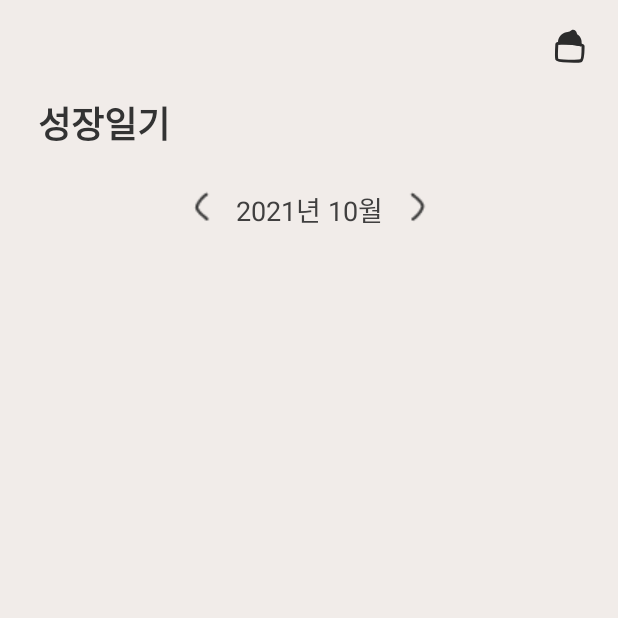
After one commit to depromeet/BBOXX-AOS, an Android app: the fragment GrowthNoteFragment placed in its activity, on a phone screen of 412 x 824 dp, the top half of it. The commit adds this screen. Run offline under Robolectric (Android 15) with nearby library versions, the phone set to English and light mode, and no system bars; our stand-ins replace data binding.

Commit message:
topView 빠진 파일 추가

```diff
--- a/app/src/main/java/com/depromeet/bboxx/data/network/api/NoticeApis.kt
+++ b/app/src/main/java/com/depromeet/bboxx/data/network/api/NoticeApis.kt
@@ -1,26 +1,26 @@
-//package com.depromeet.bboxx.data.network.api
-//
-//import com.depromeet.bboxx.data.dto.NotificationTokenDto
-//import com.depromeet.bboxx.data.dto.NotificationsDto
-//import com.depromeet.bboxx.data.dto.NotificationsListDto
-//import io.reactivex.rxjava3.core.Single
-//import retrofit2.http.*
-//
-//interface NoticeApis {
-//    @Headers("Content-type: application/json;charset=UTF-8")
-//    @GET("api/v1/notifications")
-//    fun getNotificationList(): Single<NotificationsListDto>
-//
-//    @Headers("Content-type: application/json;charset=UTF-8")
-//    @GET("api/v1/push-tokens")
-//    fun getPushTokens(@Query("ownerId") ownerId: Int): Single<NotificationTokenDto>
-//
-//    @Headers("Content-type: application/json;charset=UTF-8")
-//    @POST("api/v1/push-tokens/deregister")
-//    fun deregisterNotification(@Body body: HashMap<String, Any>): Single<NotificationsDto>
-//
-//    @Headers("Content-type: application/json;charset=UTF-8")
-//    @POST("api/v1/push-tokens/register")
-//    fun registerNotification(@Body body: HashMap<String, Any>): Single<NotificationsDto>
-//
-//}
+package com.depromeet.bboxx.data.network.api
+
+import com.depromeet.bboxx.data.dto.NotificationTokenDto
+import com.depromeet.bboxx.data.dto.NotificationsDto
+import com.depromeet.bboxx.data.dto.NotificationsListDto
+import io.reactivex.rxjava3.core.Single
+import retrofit2.http.*
+
+interface NoticeApis {
+    @Headers("Content-type: application/json;charset=UTF-8")
+    @GET("api/v1/notifications")
+    fun getNotificationList(): Single<NotificationsListDto>
+
+    @Headers("Content-type: application/json;charset=UTF-8")
+    @GET("api/v1/push-tokens")
+    fun getPushTokens(@Query("ownerId") ownerId: Int): Single<NotificationTokenDto>
+
+    @Headers("Content-type: application/json;charset=UTF-8")
+    @POST("api/v1/push-tokens/deregister")
+    fun deregisterNotification(@Body body: HashMap<String, Any>): Single<NotificationsDto>
+
+    @Headers("Content-type: application/json;charset=UTF-8")
+    @POST("api/v1/push-tokens/register")
+    fun registerNotification(@Body body: HashMap<String, Any>): Single<NotificationsDto>
+
+}
--- a/app/src/main/java/com/depromeet/bboxx/data/repository/notice/NoticeDataSource.kt
+++ b/app/src/main/java/com/depromeet/bboxx/data/repository/notice/NoticeDataSource.kt
@@ -1,15 +1,15 @@
-//package com.depromeet.bboxx.data.repository.notice
-//
-//import com.depromeet.bboxx.data.entity.NotificationTokenEntity
-//import com.depromeet.bboxx.data.entity.NotificationsEntity
-//import io.reactivex.rxjava3.core.Single
-//
-//interface NoticeDataSource {
-//    fun getNotificationList(): Single<List<NotificationsEntity>>
-//
-//    fun getNotificationInfo(ownerId: Int): Single<NotificationTokenEntity>
-//
-//    fun deRegisterNotification(ownerId: Int): Single<NotificationsEntity>
-//
-//    fun registerNotification(ownerId: Int, token: String): Single<NotificationsEntity>
-//}
+package com.depromeet.bboxx.data.repository.notice
+
+import com.depromeet.bboxx.data.entity.NotificationTokenEntity
+import com.depromeet.bboxx.data.entity.NotificationsEntity
+import io.reactivex.rxjava3.core.Single
+
+interface NoticeDataSource {
+    fun getNotificationList(): Single<List<NotificationsEntity>>
+
+    fun getNotificationInfo(ownerId: Int): Single<NotificationTokenEntity>
+
+    fun deRegisterNotification(ownerId: Int): Single<NotificationsEntity>
+
+    fun registerNotification(ownerId: Int, token: String): Single<NotificationsEntity>
+}
--- /dev/null
+++ b/app/src/main/java/com/depromeet/bboxx/presentation/ui/growthNote/GrowthNoteFragment.kt
@@ -0,0 +1,116 @@
+package com.depromeet.bboxx.presentation.ui.growthNote
+
+import android.annotation.SuppressLint
+import android.content.Context
+import android.content.res.ColorStateList
+import android.graphics.Color
+import android.os.Bundle
+import android.text.Editable
+import android.text.TextWatcher
+import android.view.LayoutInflater
+import android.view.View
+import android.view.ViewGroup
+import androidx.fragment.app.Fragment
+import androidx.recyclerview.widget.LinearLayoutManager
+import androidx.recyclerview.widget.RecyclerView
+import com.depromeet.bboxx.R
+import com.depromeet.bboxx.data.entity.ImprovementDiariesEntity
+import com.depromeet.bboxx.data.entity.ImprovementTagsEntity
+import com.depromeet.bboxx.databinding.EmotionDiaryEditLayoutBinding
+import com.depromeet.bboxx.databinding.GrowthDiaryBinding
+import com.depromeet.bboxx.presentation.ui.BackLayerFragment
+import com.depromeet.bboxx.presentation.ui.MainActivity
+import com.depromeet.bboxx.presentation.ui.feelnote.FeelingNoteResultFragment
+import com.depromeet.bboxx.presentation.utils.CardViewItemDecoration
+import com.depromeet.bboxx.presentation.utils.CustomTopView
+
+class GrowthNoteFragment() : Fragment() {
+
+    lateinit var mainActivity: MainActivity
+
+    val mAdapter = CardViewAdapter()
+
+    var a = 0
+
+    override fun onAttach(context: Context) {
+        super.onAttach(context)
+        mainActivity = context as MainActivity
+    }
+
+
+    @SuppressLint("ClickableViewAccessibility")
+    override fun onCreateView(
+        inflater: LayoutInflater,
+        container: ViewGroup?,
+        savedInstanceState: Bundle?
+    ): View? {
+
+        val binding = GrowthDiaryBinding.inflate(inflater, container, false)
+
+
+
+        binding.clTopView.setRightBtn(object :CustomTopView.OnclickCallback{
+            override fun callback() {
+                TODO("Not yet implemented")
+            }
+
+        }, R.drawable.ic_profile)
+
+        binding.rlCardView.adapter = mAdapter
+
+        binding.rlCardView.layoutManager =
+            LinearLayoutManager(context, LinearLayoutManager.HORIZONTAL, false)
+
+
+        val dataList = ArrayList<ImprovementDiariesEntity>()
+        val tag = ArrayList<ImprovementTagsEntity>()
+        dataList.add(
+            ImprovementDiariesEntity(
+                "지난 두 달간 써온 회고일기를 오늘 다시 읽어보았다. 얼핏 일기와 비슷해보이긴 하지만 조금 더 객관적이고 디테일하다는 측면에서 확연히 다르다. 나의 복잡다단한 감정을 쏟아내는 내면일기가 아니라, 명확한 질문을 두고 ‘나’ 라는 청자에게 쓰는 외면일기에 가깝다. 내가 무엇을 잘했고 부족했는지, 다음 단계로 나가기 위해서는 어떻게 해야하는지. 몇 주간의 기록을 쭉 훑어보니, 내가 일과 삶에 어떤 방향성을 지니고 싶어하는지가 보이고, 그러기 위해 노력하는 모습도 보여서 뿌듯했다.",
+                "",
+                1,
+                1,
+                1,
+                tag,
+                "타이틀1",
+                ""
+            )
+        )
+        dataList.add(ImprovementDiariesEntity("", "", 1, 1, 1, tag, "타이틀2", ""))
+        dataList.add(ImprovementDiariesEntity("", "", 1, 1, 1, tag, "타이틀3", ""))
+        dataList.add(ImprovementDiariesEntity("", "", 1, 1, 1, tag, "타이틀4", ""))
+        dataList.add(ImprovementDiariesEntity("", "", 1, 1, 1, tag, "타이틀5", ""))
+
+        val dataList1 = ArrayList<ImprovementDiariesEntity>()
+
+        binding.ivLeft.setOnClickListener {
+            a++
+            if (a % 2 == 0) {
+                setCardView(binding, dataList)
+            } else {
+                setCardView(binding, dataList1)
+
+            }
+        }
+
+        return binding.root
+    }
+
+
+    fun setCardView(binding: GrowthDiaryBinding, dataList: ArrayList<ImprovementDiariesEntity>) {
+
+        if (dataList.isNullOrEmpty()) {
+            binding.rlCardView.visibility = View.GONE
+            binding.emptyView.visibility = View.VISIBLE
+        } else {
+            context?.let {
+                binding.rlCardView.addItemDecoration(CardViewItemDecoration(it, dataList.size))
+
+            }
+            mAdapter.setData(dataList)
+            binding.rlCardView.visibility = View.VISIBLE
+            binding.emptyView.visibility = View.GONE
+        }
+
+    }
+}
--- a/app/src/main/java/com/depromeet/bboxx/presentation/utils/CardViewItemDecoration.kt
+++ b/app/src/main/java/com/depromeet/bboxx/presentation/utils/CardViewItemDecoration.kt
@@ -8,7 +8,7 @@ import androidx.recyclerview.widget.RecyclerView
 import androidx.recyclerview.widget.RecyclerView.ItemDecoration
 
 
-class CardViewItemDecoration(context: Context) : ItemDecoration() {
+class CardViewItemDecoration(context: Context, val itemCount : Int) : ItemDecoration() {
     private val margin30: Int
     private val margin16: Int
 
@@ -17,7 +17,7 @@ class CardViewItemDecoration(context: Context) : ItemDecoration() {
         return TypedValue.applyDimension(
             TypedValue.COMPLEX_UNIT_DIP,
             dp.toFloat(),
-            context.getResources().getDisplayMetrics()
+            context.resources.displayMetrics
         )
             .toInt()
     }
@@ -34,14 +34,18 @@ class CardViewItemDecoration(context: Context) : ItemDecoration() {
         state: RecyclerView.State
     ) {
         super.getItemOffsets(outRect, view, parent, state)
-        val position = parent.getChildAdapterPosition(view)
 
-        if (position == 0) {
-            // 첫번 째 줄 아이템
-            outRect.left = margin30
-            outRect.right = margin16
-        } else {
-            outRect.right = margin16
+        when (parent.getChildAdapterPosition(view)) {
+            0 -> {
+                outRect.left = margin30
+                outRect.right = margin16
+            }
+            itemCount - 1 -> {
+                outRect.right = margin30
+            }
+            else -> {
+                outRect.right = margin16
+            }
         }
     }
 
--- /dev/null
+++ b/app/src/main/res/drawable/bg_cardview.xml
@@ -0,0 +1,8 @@
+<?xml version="1.0" encoding="utf-8"?>
+<shape xmlns:android="http://schemas.android.com/apk/res/android"
+    android:padding="10dp"
+    android:shape="rectangle" >
+    <solid android:color="@color/color_687855" />
+    <corners
+        android:radius="20dp"/>
+</shape>
--- /dev/null
+++ b/app/src/main/res/layout/growth_diary.xml
@@ -0,0 +1,144 @@
+<?xml version="1.0" encoding="utf-8"?>
+<layout xmlns:android="http://schemas.android.com/apk/res/android"
+    xmlns:app="http://schemas.android.com/apk/res-auto"
+    xmlns:tools="http://schemas.android.com/tools">
+
+    <data>
+
+    </data>
+
+    <androidx.constraintlayout.widget.ConstraintLayout
+        android:layout_width="match_parent"
+        android:layout_height="match_parent"
+        android:background="@color/main_bg"
+        android:clickable="true">
+
+        <com.depromeet.bboxx.presentation.utils.CustomTopView
+            android:id="@+id/cl_top_view"
+            android:layout_width="match_parent"
+            android:layout_height="wrap_content"
+            app:layout_constraintTop_toTopOf="parent"
+            app:layout_constraintLeft_toLeftOf="parent"/>
+
+        <TextView
+            android:id="@+id/tv_test"
+            android:layout_width="wrap_content"
+            android:layout_height="wrap_content"
+            android:layout_marginTop="64dp"
+            android:layout_marginLeft="25dp"
+            android:gravity="left"
+            android:text="성장일기"
+            android:textColor="@color/color_333333"
+            android:textSize="24sp"
+            android:textStyle="bold"
+            app:layout_constraintLeft_toLeftOf="parent"
+            app:layout_constraintTop_toTopOf="parent" />
+
+        <androidx.constraintlayout.widget.ConstraintLayout
+            android:id="@+id/cl_month"
+            android:layout_width="wrap_content"
+            android:layout_height="wrap_content"
+            app:layout_constraintTop_toTopOf="parent"
+            android:layout_marginTop="126dp"
+            app:layout_constraintLeft_toLeftOf="parent"
+            app:layout_constraintRight_toRightOf="parent"
+            >
+            <ImageView
+                android:id="@+id/iv_left"
+                android:layout_width="wrap_content"
+                android:layout_height="wrap_content"
+                android:background="@drawable/ic_left_large"
+                app:layout_constraintTop_toTopOf="parent"
+                android:backgroundTint="@color/gray_9"
+                app:layout_constraintLeft_toLeftOf="parent"/>
+            <TextView
+                android:id="@+id/tv_month"
+                android:layout_width="wrap_content"
+                android:layout_height="wrap_content"
+                android:text="2021년 10월"
+                app:layout_constraintTop_toTopOf="parent"
+                android:layout_marginLeft="10dp"
+                android:textColor="@color/gray_9"
+                app:layout_constraintLeft_toRightOf="@id/iv_left"
+                android:textSize="18sp"
+                />
+
+            <ImageView
+                android:id="@+id/iv_right"
+                android:layout_width="wrap_content"
+                android:layout_height="wrap_content"
+                android:background="@drawable/ic_right_large"
+                app:layout_constraintTop_toTopOf="parent"
+                android:backgroundTint="@color/gray_9"
+                android:layout_marginLeft="10dp"
+                app:layout_constraintLeft_toRightOf="@id/tv_month"/>
+
+
+        </androidx.constraintlayout.widget.ConstraintLayout>
+
+
+       <androidx.recyclerview.widget.RecyclerView
+           android:id="@+id/rl_card_view"
+           android:layout_width="match_parent"
+           android:layout_height="wrap_content"
+           app:layout_constraintTop_toBottomOf="@id/cl_month"
+           app:layout_constraintLeft_toLeftOf="parent"
+           tools:listitem="@layout/layout_feeling_card_view"
+           android:visibility="gone"
+           android:layout_marginTop="20dp"/>
+
+        <androidx.constraintlayout.widget.ConstraintLayout
+            android:layout_width="match_parent"
+            android:layout_height="match_parent"
+            android:id="@+id/empty_view"
+            android:visibility="gone"
+            app:layout_constraintTop_toTopOf="parent"
+            app:layout_constraintLeft_toLeftOf="parent">
+
+            <ImageView
+                android:id="@+id/iv_empty"
+                android:layout_width="wrap_content"
+                android:layout_height="wrap_content"
+                android:background="@drawable/empty_box"
+                app:layout_constraintTop_toTopOf="parent"
+                app:layout_constraintLeft_toLeftOf="parent"
+                app:layout_constraintRight_toRightOf="parent"
+                app:layout_constraintBottom_toBottomOf="parent"/>
+            <TextView
+                android:layout_width="wrap_content"
+                android:layout_height="wrap_content"
+                android:text="아직 쓴 글이 없어.\n네가 얼만큼 성장했는지 글로 써봐."
+                app:layout_constraintTop_toBottomOf="@id/iv_empty"
+                app:layout_constraintLeft_toLeftOf="parent"
+                app:layout_constraintRight_toRightOf="parent"
+                android:gravity="center"
+                android:textSize="18sp"
+                android:textColor="@color/gray_9"
+                android:layout_marginTop="20dp"/>
+
+            <TextView
+                android:id="@+id/btn_show"
+                android:layout_width="wrap_content"
+                android:layout_height="wrap_content"
+                android:paddingHorizontal="24dp"
+                android:paddingVertical="12dp"
+                android:layout_marginTop="84dp"
+                android:layout_marginBottom="34dp"
+                android:background="@drawable/bg_solid_10"
+                android:backgroundTint="@color/black_80"
+                android:gravity="center"
+                android:text="이전 감정 보러가기"
+                android:textColor="@color/white"
+                android:textSize="18dp"
+                android:textStyle="bold"
+                app:layout_constraintTop_toBottomOf="@id/iv_empty"
+                app:layout_constraintLeft_toLeftOf="parent"
+                app:layout_constraintRight_toRightOf="parent" />
+
+
+
+        </androidx.constraintlayout.widget.ConstraintLayout>
+
+
+    </androidx.constraintlayout.widget.ConstraintLayout>
+</layout>
```
Also changed, not shown: app/src/main/res/drawable-v24/bg_gradient.png (added), app/src/main/res/drawable-v24/ic_empty_card.png (added).
